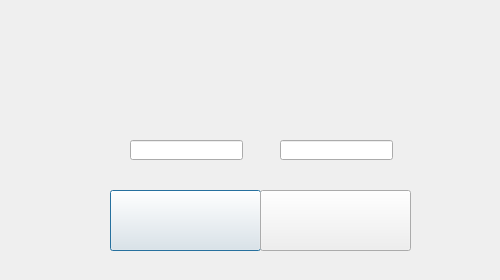
First picture: the form in AttackUniversity/menu.ui, repository juan154850/Juego-info-2-Attack-University-, before the edit.
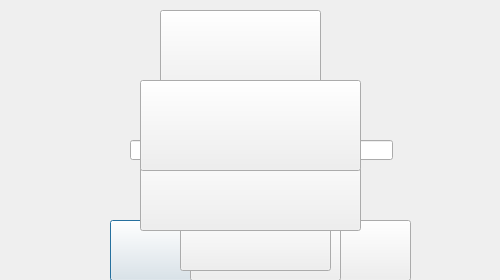
Second picture: the form after the edit. Icons and pictures are not drawn.

Patch:
```diff
--- a/AttackUniversity/menu.ui
+++ b/AttackUniversity/menu.ui
@@ -20,7 +20,7 @@
    <property name="geometry">
     <rect>
      <x>110</x>
-     <y>190</y>
+     <y>220</y>
      <width>151</width>
      <height>61</height>
     </rect>
@@ -36,7 +36,7 @@
    <property name="geometry">
     <rect>
      <x>260</x>
-     <y>190</y>
+     <y>220</y>
      <width>151</width>
      <height>61</height>
     </rect>
@@ -71,6 +71,86 @@
     <enum>QLineEdit::Password</enum>
    </property>
   </widget>
+  <widget class="QPushButton" name="iniciar_2">
+   <property name="geometry">
+    <rect>
+     <x>190</x>
+     <y>220</y>
+     <width>151</width>
+     <height>61</height>
+    </rect>
+   </property>
+   <property name="styleSheet">
+    <string notr="true">border-image: url(:/imagenes/cooltext335629482081336.png);</string>
+   </property>
+   <property name="text">
+    <string/>
+   </property>
+  </widget>
+  <widget class="QPushButton" name="registro_2">
+   <property name="geometry">
+    <rect>
+     <x>180</x>
+     <y>210</y>
+     <width>151</width>
+     <height>61</height>
+    </rect>
+   </property>
+   <property name="styleSheet">
+    <string notr="true">border-image: url(:/imagenes/cooltext335629468732690.png);</string>
+   </property>
+   <property name="text">
+    <string/>
+   </property>
+  </widget>
+  <widget class="QPushButton" name="cargarPartida">
+   <property name="geometry">
+    <rect>
+     <x>160</x>
+     <y>10</y>
+     <width>161</width>
+     <height>91</height>
+    </rect>
+   </property>
+   <property name="styleSheet">
+    <string notr="true">border-image: url(:/imagenes/CARGAR PARTIDA.png);</string>
+   </property>
+   <property name="text">
+    <string/>
+   </property>
+  </widget>
+  <widget class="QPushButton" name="multijugador">
+   <property name="geometry">
+    <rect>
+     <x>140</x>
+     <y>140</y>
+     <width>221</width>
+     <height>91</height>
+    </rect>
+   </property>
+   <property name="styleSheet">
+    <string notr="true">border-image: url(:/imagenes/MULTIJUGADOR.png);</string>
+   </property>
+   <property name="text">
+    <string/>
+   </property>
+  </widget>
+  <widget class="QPushButton" name="nuevaPartida">
+   <property name="geometry">
+    <rect>
+     <x>140</x>
+     <y>80</y>
+     <width>221</width>
+     <height>91</height>
+    </rect>
+   </property>
+   <property name="styleSheet">
+    <string notr="true">border-image: url(:/imagenes/NUEVA PARTIDA.png);</string>
+   </property>
+   <property name="text">
+    <string/>
+   </property>
+  </widget>
  </widget>
  <resources/>
  <connections/>
```
